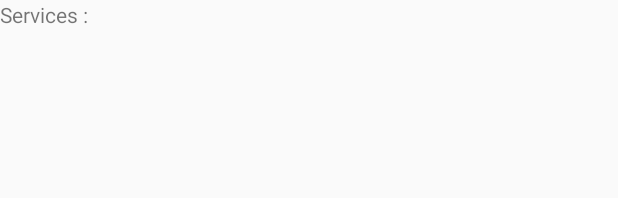
After one commit to V1ck3s/AppCCIBle, an Android app: the layout activity_device.xml on its own in the app's theme, with its tools: preview values and no code run, on a phone screen of 412 x 824 dp. The commit adds this screen. Shown: the top 198 px of the screen. Run offline under Robolectric (Android 15) with nearby library versions, the phone set to English and light mode, and no system bars.

Commit message:
[feat] Adding details services page

```diff
--- a/app/src/main/java/com/victor/appccible/MainActivity.java
+++ b/app/src/main/java/com/victor/appccible/MainActivity.java
@@ -23,6 +23,8 @@ import android.view.View;
 import android.widget.Button;
 import android.widget.TextView;
 
+import java.io.Serializable;
+
 public class MainActivity extends AppCompatActivity {
 
 
@@ -47,6 +49,7 @@ public class MainActivity extends AppCompatActivity {
 
         rv.addItemDecoration(mDividerItemDecoration);
         rv.setAdapter(new DeviceListAdapter(this));
+        rv.setItemViewCacheSize(0);
         peripheralTextView = (TextView) findViewById(R.id.PeripheralTextView);
         peripheralTextView.setMovementMethod(new ScrollingMovementMethod());
 
@@ -102,7 +105,6 @@ public class MainActivity extends AppCompatActivity {
             dla.addBluetoothDevice(result.getDevice());
             dla.notifyDataSetChanged();
 
-
         }
     };
 
--- /dev/null
+++ b/app/src/main/res/layout/activity_device.xml
@@ -0,0 +1,17 @@
+<?xml version="1.0" encoding="utf-8"?>
+<LinearLayout xmlns:android="http://schemas.android.com/apk/res/android"
+    android:orientation="vertical" android:layout_width="match_parent"
+    android:layout_height="match_parent">
+
+    <TextView
+        android:id="@+id/textView_device_title"
+        android:layout_width="match_parent"
+        android:layout_height="wrap_content"
+        android:text="Services :" />
+
+    <TextView
+        android:id="@+id/textView_device_services"
+        android:layout_width="match_parent"
+        android:layout_height="wrap_content"
+        android:text="" />
+</LinearLayout>
```
Also changed, not shown: app/src/main/java/com/victor/appccible/DeviceActivity.java (added, +25 -0 lines), app/src/main/java/com/victor/appccible/DeviceListAdapter.java (+11 -4 lines).
